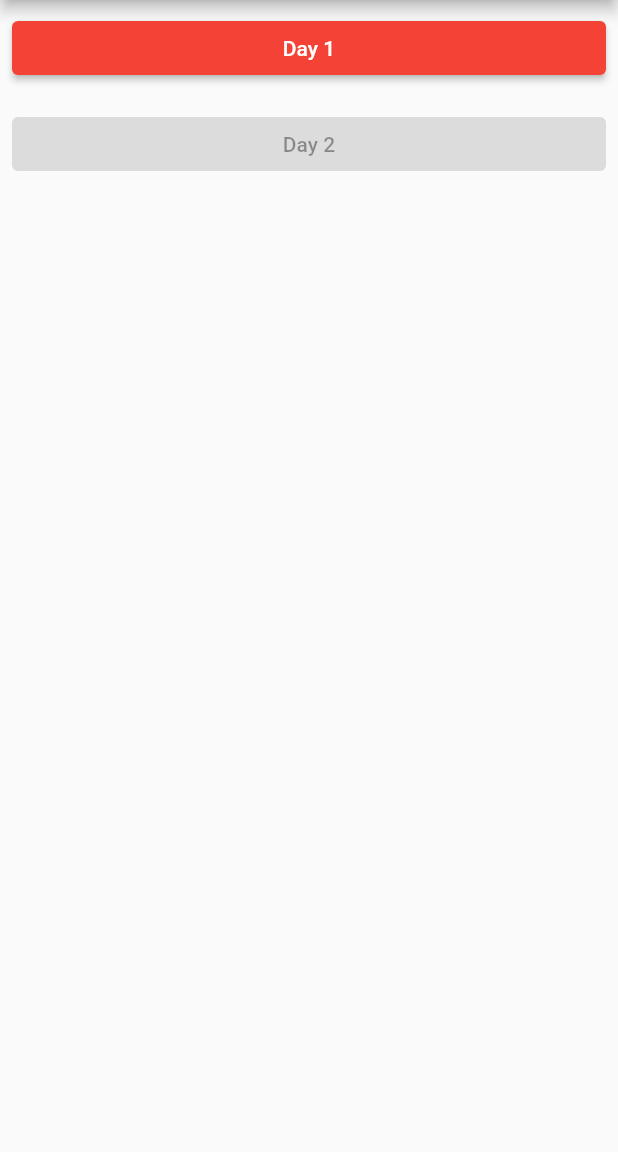
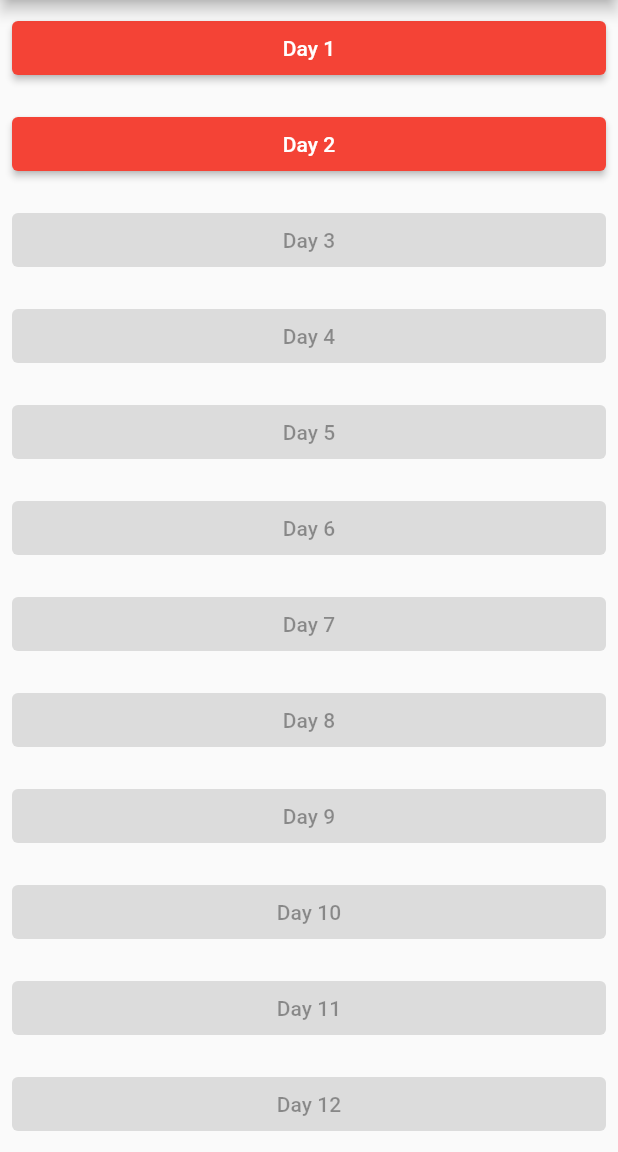
Before and after one commit to rmargolinross/adventofcode2022, a Flutter app: the screen it shows after launch, on a phone screen of 412 x 824 dp, the part 84-1236 px from its top. Run offline on Flutter 3.47's test engine with Material 2 defaults, Android fonts, the phone set to English and light mode, and no system bars.

Commit message:
complete day 2

```diff
--- /dev/null
+++ b/lib/common/widgets/day_button.dart
@@ -0,0 +1,22 @@
+import 'package:flutter/material.dart';
+
+class DayButton extends StatelessWidget {
+  const DayButton({super.key, required this.title, required this.path, this.enabled = false});
+
+  final String title;
+  final String path;
+  final bool enabled;
+
+  @override
+  Widget build(BuildContext context) {
+    return (
+      Padding(
+        padding: const EdgeInsets.all(8.0),
+        child: ElevatedButton(
+          onPressed: enabled ? () => Navigator.pushNamed(context, path) : null,
+          child: Text(title),
+        ),
+      )
+    );
+  }
+}
--- a/lib/home_page.dart
+++ b/lib/home_page.dart
@@ -1,3 +1,4 @@
+import 'package:adventofcode2022/common/widgets/day_button.dart';
 import 'package:flutter/material.dart';
 
 class HomePage extends StatefulWidget {
@@ -18,21 +19,32 @@ class _HomePageState extends State<HomePage> {
       ),
       body: Center(
         child: ListView(
-          children: [
-            Padding(
-              padding: const EdgeInsets.all(8.0),
-              child: ElevatedButton(
-                onPressed: () => Navigator.pushNamed(context, '/day1'),
-                child: const Text('Day 1')
-              ),
-            ),
-            const Padding(
-              padding: EdgeInsets.all(8.0),
-              child: ElevatedButton(
-                onPressed: null,
-                child: Text('Day 2'),
-              ),
-            )
+          children: const [
+            DayButton(title: 'Day 1', path: '/day1', enabled: true),
+            DayButton(title: 'Day 2', path: '/day2', enabled: true),
+            DayButton(title: 'Day 3', path: '/day3', enabled: false),
+            DayButton(title: 'Day 4', path: '/day4', enabled: false),
+            DayButton(title: 'Day 5', path: '/day5', enabled: false),
+            DayButton(title: 'Day 6', path: '/day6', enabled: false),
+            DayButton(title: 'Day 7', path: '/day7', enabled: false),
+            DayButton(title: 'Day 8', path: '/day8', enabled: false),
+            DayButton(title: 'Day 9', path: '/day9', enabled: false),
+            DayButton(title: 'Day 10', path: '/day10', enabled: false),
+            DayButton(title: 'Day 11', path: '/day11', enabled: false),
+            DayButton(title: 'Day 12', path: '/day12', enabled: false),
+            DayButton(title: 'Day 13', path: '/day13', enabled: false),
+            DayButton(title: 'Day 14', path: '/day14', enabled: false),
+            DayButton(title: 'Day 15', path: '/day15', enabled: false),
+            DayButton(title: 'Day 16', path: '/day16', enabled: false),
+            DayButton(title: 'Day 17', path: '/day17', enabled: false),
+            DayButton(title: 'Day 18', path: '/day18', enabled: false),
+            DayButton(title: 'Day 19', path: '/day19', enabled: false),
+            DayButton(title: 'Day 20', path: '/day20', enabled: false),
+            DayButton(title: 'Day 21', path: '/day21', enabled: false),
+            DayButton(title: 'Day 22', path: '/day22', enabled: false),
+            DayButton(title: 'Day 23', path: '/day23', enabled: false),
+            DayButton(title: 'Day 24', path: '/day24', enabled: false),
+            DayButton(title: 'Day 25', path: '/day25', enabled: false),
           ],
         ),
       ),
--- a/lib/main.dart
+++ b/lib/main.dart
@@ -1,6 +1,7 @@
 import 'package:flutter/material.dart';
 
 import 'day1/day1_page.dart';
+import 'day2/day2_page.dart';
 import 'home_page.dart';
 
 void main() {
@@ -28,4 +29,5 @@ class MyApp extends StatelessWidget {
 Map<String, Widget Function(dynamic context)> routes = {
   '/': (context) => const HomePage(title: 'Advent of Code 2022'),
   '/day1': (context) => const Day1Page(),
+  '/day2': (context) => const Day2Page(),
 };
```
Also changed, not shown: lib/common/widgets/puzzle_input_output.dart (added, +89 -0 lines), lib/day1/day1_page.dart (+14 -71 lines), lib/day2/day2_page.dart (added, +24 -0 lines), lib/utils/rockpaperscissors.dart (added, +142 -0 lines).
